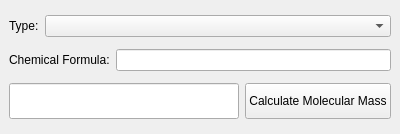
Before: the Qt Designer form src/Pretzel/ui/tools/calculators/molecular_mass_calculator/molecular_mass_calculator.ui in iwoithe/Pretzel, drawn with Qt 5.
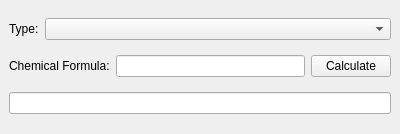
After: the same form once the commit is applied.

Commit message: Update the molecular mass calculator

What changed in the file:
```diff
--- a/src/Pretzel/ui/tools/calculators/molecular_mass_calculator/molecular_mass_calculator.ui
+++ b/src/Pretzel/ui/tools/calculators/molecular_mass_calculator/molecular_mass_calculator.ui
@@ -57,23 +57,6 @@
         </property>
        </widget>
       </item>
-     </layout>
-    </item>
-    <item>
-     <layout class="QHBoxLayout" name="layout_calculate">
-      <item>
-       <widget class="QLineEdit" name="result_display">
-        <property name="minimumSize">
-         <size>
-          <width>0</width>
-          <height>36</height>
-         </size>
-        </property>
-        <property name="readOnly">
-         <bool>true</bool>
-        </property>
-       </widget>
-      </item>
       <item>
        <widget class="QPushButton" name="button_calculate">
         <property name="sizePolicy">
@@ -82,14 +65,19 @@
           <verstretch>0</verstretch>
          </sizepolicy>
         </property>
-        <property name="minimumSize">
-         <size>
-          <width>0</width>
-          <height>36</height>
-         </size>
-        </property>
         <property name="text">
-         <string>Calculate Molecular Mass</string>
+         <string>Calculate</string>
+        </property>
+       </widget>
+      </item>
+     </layout>
+    </item>
+    <item>
+     <layout class="QHBoxLayout" name="layout_calculate">
+      <item>
+       <widget class="QLineEdit" name="result_display">
+        <property name="readOnly">
+         <bool>true</bool>
         </property>
        </widget>
       </item>
```
